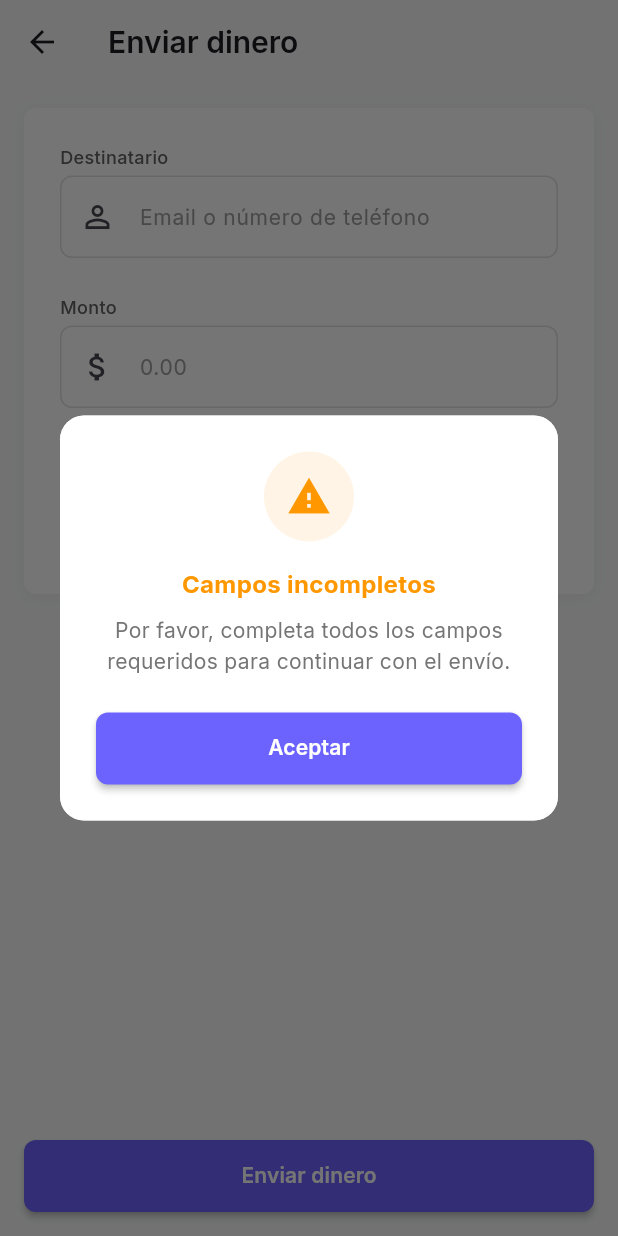
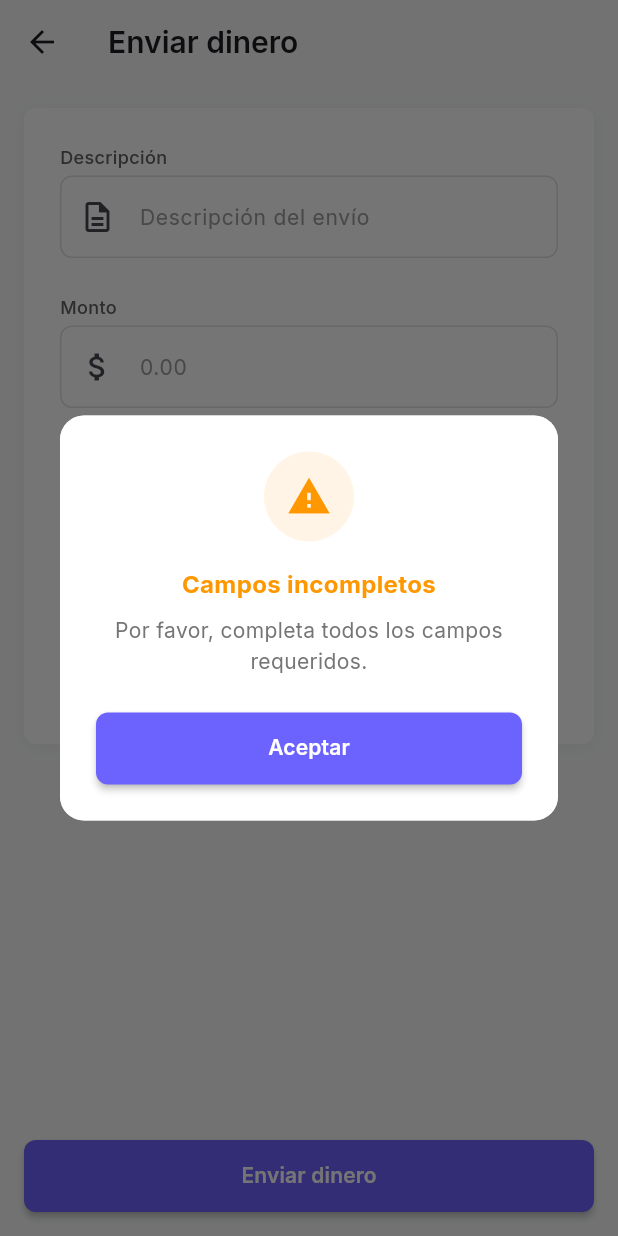
Before and after one commit to jose55mase/trustbank, a Flutter app: the SendMoneyScreen screen opened directly, after a tap on "Enviar dinero", on a phone screen of 412 x 824 dp. Run offline on Flutter 3.47's test engine with Material 3 defaults, Android fonts, the phone set to English and light mode, and no system bars; our stand-ins replace equatable, flutter_bloc, google_fonts, pdf, printing, shared_preferences; accounts and stored records are empty.

```diff
--- a/payment_receipt_app/lib/features/send_money/screens/send_money_screen.dart
+++ b/payment_receipt_app/lib/features/send_money/screens/send_money_screen.dart
@@ -18,9 +18,10 @@ class SendMoneyScreen extends StatefulWidget {
 }
 
 class _SendMoneyScreenState extends State<SendMoneyScreen> {
-  final _recipientController = TextEditingController();
+  final _descriptionController = TextEditingController();
   final _amountController = TextEditingController();
-  final _conceptController = TextEditingController();
+  final _bankController = TextEditingController();
+  final _typeController = TextEditingController();
 
   @override
   Widget build(BuildContext context) {
@@ -51,10 +52,10 @@ class _SendMoneyScreenState extends State<SendMoneyScreen> {
               child: Column(
                 children: [
                   TBInput(
-                    label: 'Destinatario',
-                    hint: 'Email o número de teléfono',
-                    controller: _recipientController,
-                    prefixIcon: const Icon(Icons.person_outline),
+                    label: 'Descripción',
+                    hint: 'Descripción del envío',
+                    controller: _descriptionController,
+                    prefixIcon: const Icon(Icons.description_outlined),
                   ),
                   const SizedBox(height: TBSpacing.lg),
                   TBInput(
@@ -66,10 +67,17 @@ class _SendMoneyScreenState extends State<SendMoneyScreen> {
                   ),
                   const SizedBox(height: TBSpacing.lg),
                   TBInput(
-                    label: 'Concepto (opcional)',
-                    hint: 'Descripción del pago',
-                    controller: _conceptController,
-                    prefixIcon: const Icon(Icons.note_outlined),
+                    label: 'Banco',
+                    hint: 'Nombre del banco',
+                    controller: _bankController,
+                    prefixIcon: const Icon(Icons.account_balance),
+                  ),
+                  const SizedBox(height: TBSpacing.lg),
+                  TBInput(
+                    label: 'Tipo',
+                    hint: 'Tipo de transferencia',
+                    controller: _typeController,
+                    prefixIcon: const Icon(Icons.category_outlined),
                   ),
                 ],
               ),
@@ -80,36 +88,29 @@ class _SendMoneyScreenState extends State<SendMoneyScreen> {
               fullWidth: true,
               onPressed: () async {
                 final amount = double.tryParse(_amountController.text) ?? 0;
-                final recipient = _recipientController.text;
+                final description = _descriptionController.text;
+                final bank = _bankController.text;
+                final type = _typeController.text;
 
-                if (amount > 0 && recipient.isNotEmpty) {
+                if (amount > 0 && description.isNotEmpty && bank.isNotEmpty && type.isNotEmpty) {
                   try {
                     final userId = await AuthService.getCurrentUserId() ?? 1;
                     final response = await ApiService.createAdminRequest({
                       'requestType': 'SEND_MONEY',
                       'userId': userId,
                       'amount': amount,
-                      'details': 'Envío a: $recipient. Concepto: ${_conceptController.text}',
+                      'details': 'Descripción: $description. Banco: $bank. Tipo: $type',
                     });
-
-                    if (response['status'] == 201) {
-                      NotificationsBloc().add(AddSendMoneyNotification(
-                        recipient: recipient,
-                        amount: amount,
-                      ));
 
                     TBDialogHelper.showSuccess(
                       context,
-                        title: '¡Envío exitoso!',
-                        message: response['message'] ?? 'Tu solicitud de envío ha sido creada exitosamente.',
+                      title: '¡Solicitud enviada!',
+                      message: 'Tu solicitud de envío ha sido creada y está pendiente de aprobación.',
                       onPressed: () {
                         Navigator.of(context).pop();
                         Navigator.of(context).pop();
                       },
                     );
-                    } else {
-                      throw Exception(response['message'] ?? 'Error desconocido');
-                    }
                   } catch (e) {
                     TBDialogHelper.showError(
                       context,
@@ -121,7 +122,7 @@ class _SendMoneyScreenState extends State<SendMoneyScreen> {
                   TBDialogHelper.showWarning(
                     context,
                     title: 'Campos incompletos',
-                    message: 'Por favor, completa todos los campos requeridos para continuar con el envío.',
+                    message: 'Por favor, completa todos los campos requeridos.',
                   );
                 }
               },
```
Also changed, not shown: payment_receipt_app/lib/features/admin/bloc/admin_bloc.dart (+24 -13 lines). Lines whose indentation alone changed are shown as unchanged.
